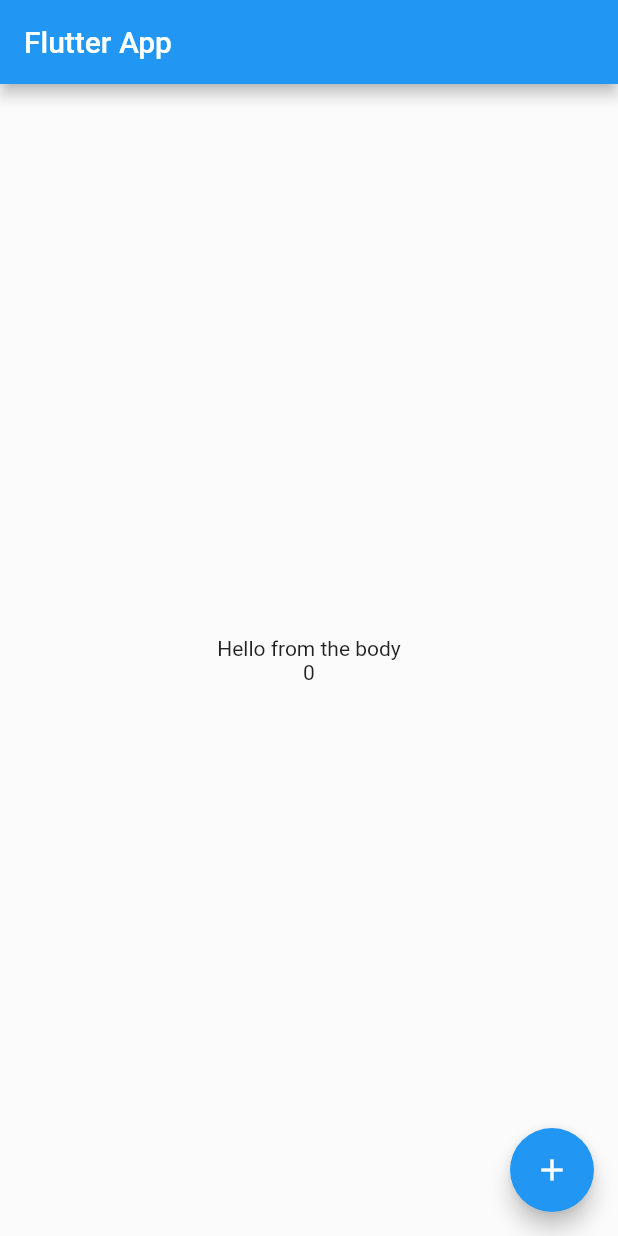
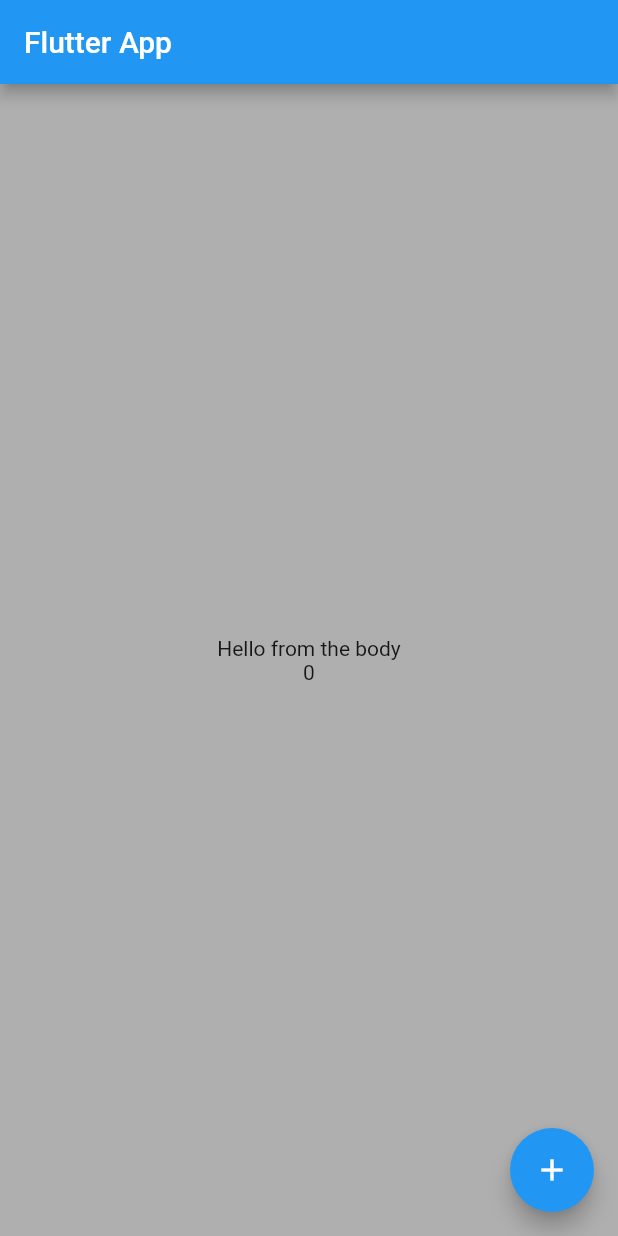
Before and after one commit to fatmata597/flutter-mobile-development, a Flutter app: the screen it shows after launch, on a phone screen of 412 x 824 dp. Run offline on Flutter 3.47's test engine with Material 2 defaults, Android fonts, the phone set to English and light mode, and no system bars.

Commit message:
change color to use rgbo

```diff
--- a/app_01/lib/main.dart
+++ b/app_01/lib/main.dart
@@ -156,7 +156,7 @@
       ),
       body: Container(
         alignment: Alignment.center,
-        color: Colors.white10,
+        color: Color.fromRGBO(0, 0, 0, .3),
         child: Column(
           mainAxisAlignment: MainAxisAlignment.center,
           children: [
```
